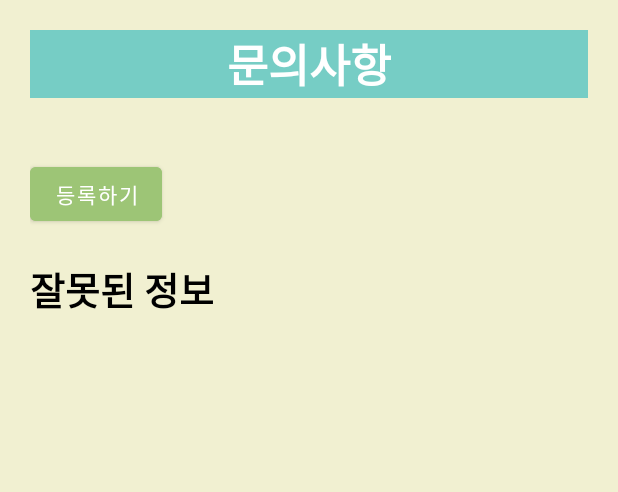
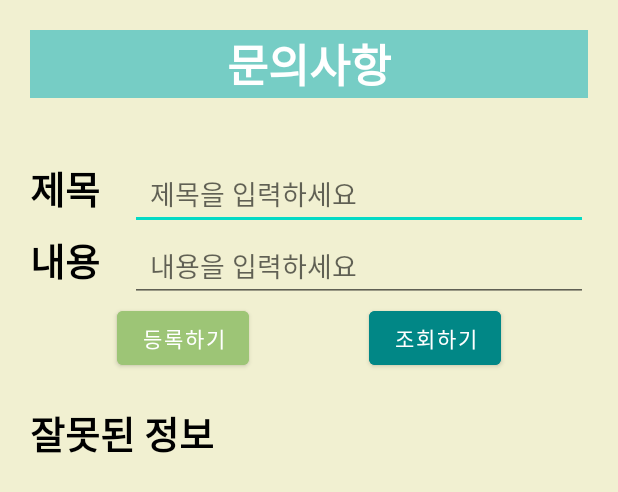
Before and after one commit to STIIIIITCH/SubTago_Java, an Android app: the layout postpage.xml on its own in the app's theme, with its tools: preview values and no code run, on a phone screen of 412 x 824 dp. Shown: the top 492 px of the screen. Run offline under Robolectric (Android 15) with nearby library versions, the phone set to English and light mode, and no system bars.

Commit message:
LOGO 게시판인데 DB실패해서 그냥 보여주기 식임 이미지만 주시면 코드는 내가 넣을게용

```diff
--- a/app/src/main/java/com/example/subtago_java/PostPage.java
+++ b/app/src/main/java/com/example/subtago_java/PostPage.java
@@ -16,7 +16,7 @@ public class PostPage extends AppCompatActivity {
 
     Intent intentMain;
     TextView textTitleResult;
-    Button btnpostinsert;
+    Button btnPostInsert;
 
     MainActivity.myDBHelper myHelper;
     SQLiteDatabase sqlDB;
@@ -28,10 +28,10 @@ public class PostPage extends AppCompatActivity {
         super.onCreate(savedInstanceState);
         setContentView(R.layout.postpage);
 
-        btnpostinsert = findViewById(R.id.btnpostinsert);
+        btnPostInsert = findViewById(R.id.btnPostInsert);
         Intent intentpostinsert = new Intent(this, PostInsert.class );
 
-        btnpostinsert.setOnClickListener(new View.OnClickListener() {
+        btnPostInsert.setOnClickListener(new View.OnClickListener() {
             @Override
             public void onClick(View view) {
                 startActivity(intentpostinsert);
--- a/app/src/main/res/layout/postinsert.xml
+++ b/app/src/main/res/layout/postinsert.xml
@@ -38,7 +38,7 @@
             android:id="@+id/insertclear"
             android:layout_width="wrap_content"
             android:layout_height="wrap_content"
-            android:text="등록하기"
+            android:text="돌아가기"
             android:backgroundTint="@color/green"/>
     </LinearLayout>
 
--- a/app/src/main/res/layout/postpage.xml
+++ b/app/src/main/res/layout/postpage.xml
@@ -25,14 +25,58 @@
     </LinearLayout>
 
     <LinearLayout
+        android:layout_width="fill_parent"
+        android:layout_height="wrap_content"
+        android:orientation="horizontal">
+        <TextView
+            android:layout_width="wrap_content"
+            android:layout_height="wrap_content"
+            android:text="제목"
+            android:layout_marginRight="20dp"
+            android:textSize="25sp"
+            android:textColor="@color/black"
+            android:textStyle="bold"/>
+        <EditText
+            android:layout_width="match_parent"
+            android:layout_height="wrap_content"
+            android:hint="  제목을 입력하세요"/>
+    </LinearLayout>
+
+    <LinearLayout
+        android:layout_width="fill_parent"
+        android:layout_height="wrap_content"
+        android:orientation="horizontal">
+        <TextView
+            android:layout_width="wrap_content"
+            android:layout_height="wrap_content"
+            android:text="내용"
+            android:layout_marginRight="20dp"
+            android:textSize="25sp"
+            android:textColor="@color/black"
+            android:textStyle="bold"/>
+        <EditText
+            android:layout_width="match_parent"
+            android:layout_height="wrap_content"
+            android:hint="  내용을 입력하세요"/>
+    </LinearLayout>
+
+    <LinearLayout
         android:layout_width="match_parent"
-        android:layout_height="wrap_content">
+        android:layout_height="wrap_content"
+        android:gravity="center">
         <Button
-            android:id="@+id/btnpostinsert"
+            android:id="@+id/btnPostInsert"
             android:layout_width="wrap_content"
             android:layout_height="wrap_content"
             android:text="등록하기"
+            android:layout_marginRight="80dp"
             android:backgroundTint="@color/green"/>
+        <Button
+            android:id="@+id/btnPostSelect"
+            android:layout_width="wrap_content"
+            android:layout_height="wrap_content"
+            android:text="조회하기"
+            android:backgroundTint="@color/teal_700"/>
     </LinearLayout>
 
     <LinearLayout
```
